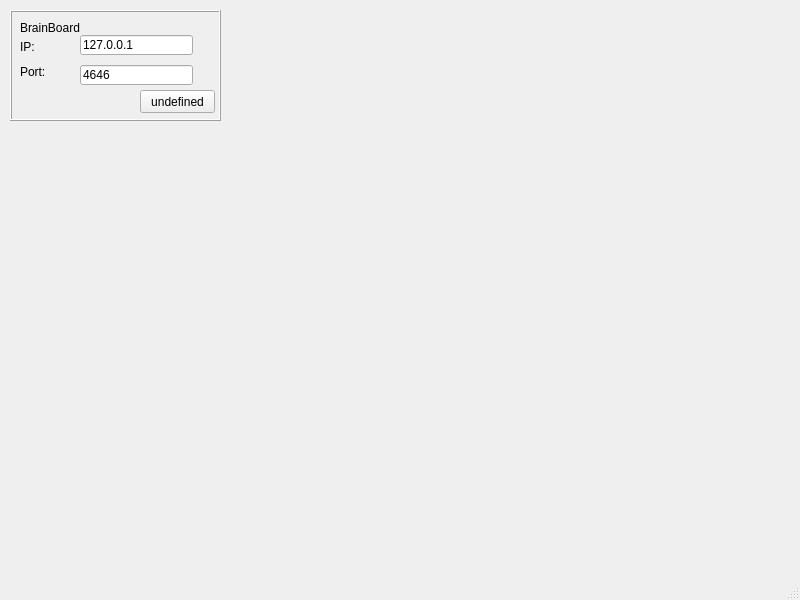
Qt form monitorwindow.ui (bitschieber/ISFDesktopControl) before a commit.
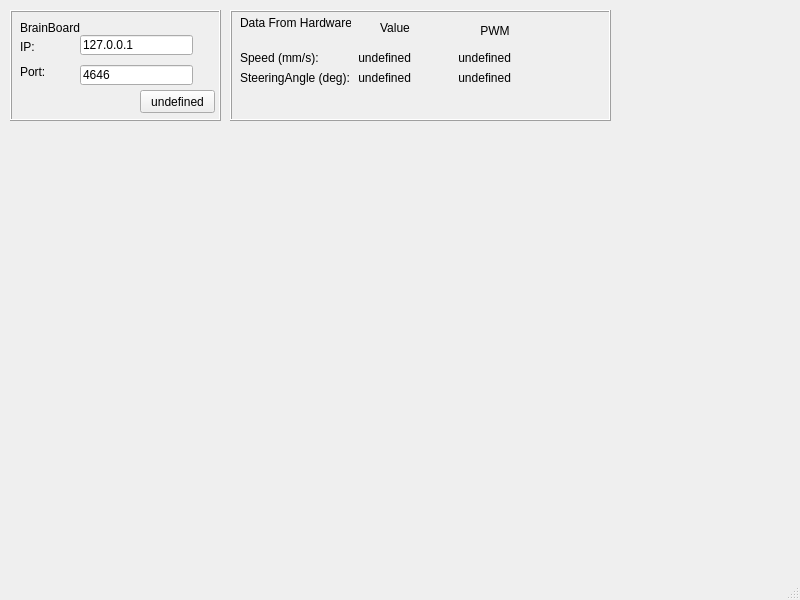
The same form after that commit.

```diff
--- a/monitorwindow.ui
+++ b/monitorwindow.ui
@@ -108,6 +108,169 @@
      </property>
     </widget>
    </widget>
+   <widget class="QFrame" name="frame_4">
+    <property name="geometry">
+     <rect>
+      <x>230</x>
+      <y>10</y>
+      <width>381</width>
+      <height>111</height>
+     </rect>
+    </property>
+    <property name="frameShape">
+     <enum>QFrame::Box</enum>
+    </property>
+    <property name="frameShadow">
+     <enum>QFrame::Raised</enum>
+    </property>
+    <widget class="QLabel" name="label_26">
+     <property name="geometry">
+      <rect>
+       <x>10</x>
+       <y>5</y>
+       <width>111</width>
+       <height>16</height>
+      </rect>
+     </property>
+     <property name="text">
+      <string>Data From Hardware</string>
+     </property>
+    </widget>
+    <widget class="QLabel" name="label_27">
+     <property name="geometry">
+      <rect>
+       <x>10</x>
+       <y>40</y>
+       <width>111</width>
+       <height>16</height>
+      </rect>
+     </property>
+     <property name="text">
+      <string>Speed (mm/s):</string>
+     </property>
+    </widget>
+    <widget class="QLabel" name="label_28">
+     <property name="geometry">
+      <rect>
+       <x>10</x>
+       <y>60</y>
+       <width>111</width>
+       <height>16</height>
+      </rect>
+     </property>
+     <property name="text">
+      <string>SteeringAngle (deg):</string>
+     </property>
+    </widget>
+    <widget class="QLabel" name="labelSpeedHardware">
+     <property name="geometry">
+      <rect>
+       <x>120</x>
+       <y>40</y>
+       <width>61</width>
+       <height>16</height>
+      </rect>
+     </property>
+     <property name="text">
+      <string>undefined</string>
+     </property>
+     <property name="alignment">
+      <set>Qt::AlignRight|Qt::AlignTrailing|Qt::AlignVCenter</set>
+     </property>
+    </widget>
+    <widget class="QLabel" name="labelSteeringAngleHardware">
+     <property name="geometry">
+      <rect>
+       <x>120</x>
+       <y>60</y>
+       <width>61</width>
+       <height>16</height>
+      </rect>
+     </property>
+     <property name="text">
+      <string>undefined</string>
+     </property>
+     <property name="alignment">
+      <set>Qt::AlignRight|Qt::AlignTrailing|Qt::AlignVCenter</set>
+     </property>
+    </widget>
+    <widget class="QLabel" name="label_29">
+     <property name="geometry">
+      <rect>
+       <x>240</x>
+       <y>10</y>
+       <width>50</width>
+       <height>21</height>
+      </rect>
+     </property>
+     <property name="minimumSize">
+      <size>
+       <width>50</width>
+       <height>0</height>
+      </size>
+     </property>
+     <property name="text">
+      <string>PWM</string>
+     </property>
+     <property name="alignment">
+      <set>Qt::AlignCenter</set>
+     </property>
+    </widget>
+    <widget class="QLabel" name="label_30">
+     <property name="geometry">
+      <rect>
+       <x>140</x>
+       <y>10</y>
+       <width>50</width>
+       <height>16</height>
+      </rect>
+     </property>
+     <property name="minimumSize">
+      <size>
+       <width>50</width>
+       <height>0</height>
+      </size>
+     </property>
+     <property name="text">
+      <string>Value</string>
+     </property>
+     <property name="alignment">
+      <set>Qt::AlignCenter</set>
+     </property>
+    </widget>
+    <widget class="QLabel" name="labelSpeedHardwarePWM">
+     <property name="geometry">
+      <rect>
+       <x>220</x>
+       <y>40</y>
+       <width>61</width>
+       <height>16</height>
+      </rect>
+     </property>
+     <property name="text">
+      <string>undefined</string>
+     </property>
+     <property name="alignment">
+      <set>Qt::AlignRight|Qt::AlignTrailing|Qt::AlignVCenter</set>
+     </property>
+    </widget>
+    <widget class="QLabel" name="labelSteeringAngleHardwarePWM">
+     <property name="geometry">
+      <rect>
+       <x>220</x>
+       <y>60</y>
+       <width>61</width>
+       <height>16</height>
+      </rect>
+     </property>
+     <property name="text">
+      <string>undefined</string>
+     </property>
+     <property name="alignment">
+      <set>Qt::AlignRight|Qt::AlignTrailing|Qt::AlignVCenter</set>
+     </property>
+    </widget>
+   </widget>
   </widget>
   <widget class="QMenuBar" name="menubar">
    <property name="geometry">
```
